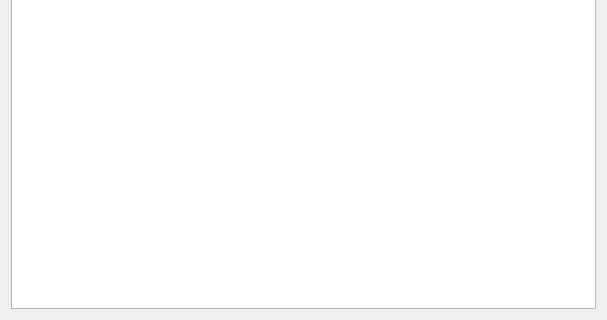
Qt form EndurvinnslustöðATeam/Skil3/Ui/scientistsdisplay.ui (trunti/verklegtn-m) before a commit; both pictures show x 0 to 607 and y 162 to 482 of the 607 by 482 pixel window.
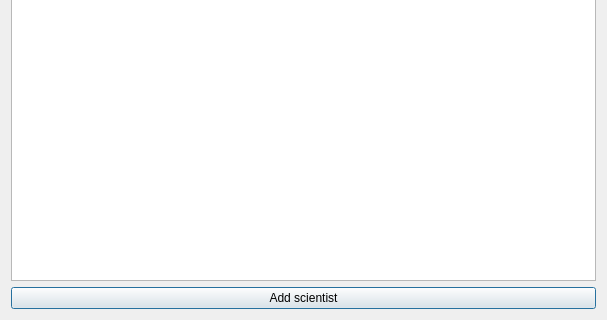
The same form after that commit.

```diff
--- a/EndurvinnslustöðATeam/Skil3/Ui/scientistsdisplay.ui
+++ b/EndurvinnslustöðATeam/Skil3/Ui/scientistsdisplay.ui
@@ -55,6 +55,13 @@
      </column>
     </widget>
    </item>
+   <item>
+    <widget class="QPushButton" name="pushButton_add_scientist">
+     <property name="text">
+      <string>Add scientist</string>
+     </property>
+    </widget>
+   </item>
   </layout>
  </widget>
  <resources/>
```
